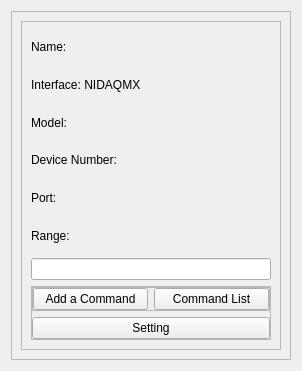
The window that GUI/ui_files/usb_6525_instrument_device_wid.ui (YeonungK/YonKu) describes before a commit, drawn with Qt 5.
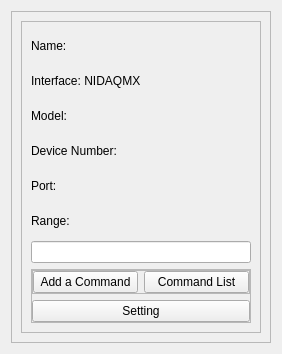
The same window after the commit.

```diff
--- a/GUI/ui_files/usb_6525_instrument_device_wid.ui
+++ b/GUI/ui_files/usb_6525_instrument_device_wid.ui
@@ -6,8 +6,8 @@
    <rect>
     <x>0</x>
     <y>0</y>
-    <width>302</width>
-    <height>371</height>
+    <width>282</width>
+    <height>354</height>
    </rect>
   </property>
   <property name="windowTitle">
```
